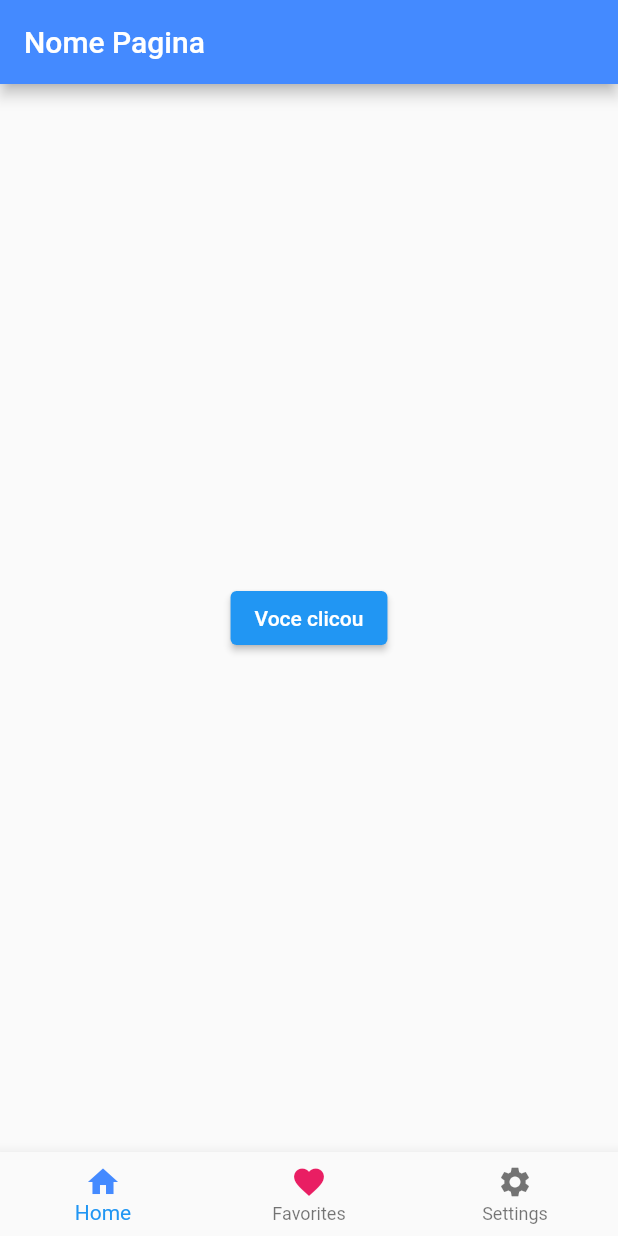
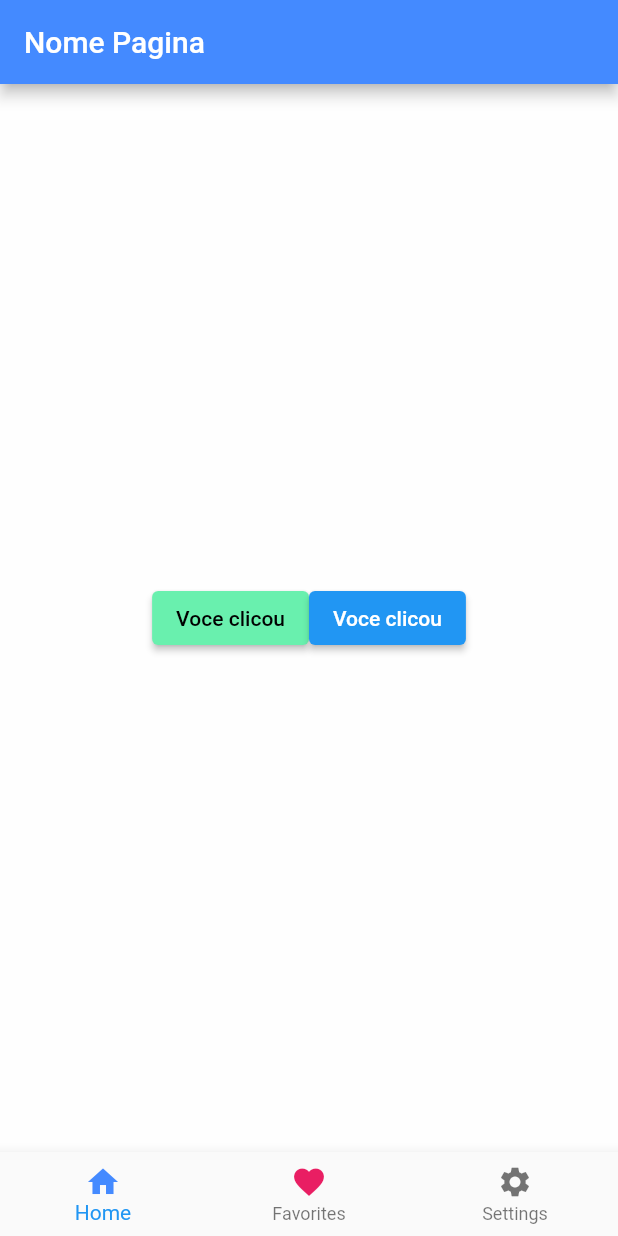
Before and after one commit to Moraes-Bruno/dart, a Flutter app: the screen it shows after launch, after a tap on "Click", on a phone screen of 412 x 824 dp. Run offline on Flutter 3.47's test engine with Material 2 defaults, Android fonts, the phone set to English and light mode, and no system bars.

Commit message:
alterado main.dart

```diff
--- a/estudo/flutter_basics/lib/main.dart
+++ b/estudo/flutter_basics/lib/main.dart
@@ -15,6 +15,7 @@ class MyApp extends StatefulWidget {
 
 class _MyAppState extends State<MyApp> {
   String btnName = "Click";
+  int currentIndex = 0;
 
   @override
   Widget build(BuildContext context) {
@@ -33,14 +34,38 @@ class _MyAppState extends State<MyApp> {
         ),
         //Adiciona um botão centralizado na pagina
         body: Center(
-          child: ElevatedButton(
+          child: currentIndex == 0 ? Container(
+            //infimity:Faz com que a largura seja a largura maxima da tela
+            width: double.infinity,
+            height: double.infinity,
+            color: Colors.white70,
+            child: Row(
+              mainAxisAlignment: MainAxisAlignment.center,
+              crossAxisAlignment: CrossAxisAlignment.center,
+              children: [
+                ElevatedButton(
+                    style:ElevatedButton.styleFrom(
+                      foregroundColor: const Color.fromARGB(255, 0, 0, 0),
+                      backgroundColor: Colors.greenAccent
+                    ),
                     onPressed: () {
-                //"Diz" para o flutter que o conteudo exibido sera alterado e para que o mesmo sera alterado
+                      //"Diz" para o flutter que o conteudo exibido sera alterado
                       setState(() {
                         btnName = 'Voce clicou';
                       });
                     },
                     child: Text(btnName)),
+                ElevatedButton(
+                    onPressed: () {
+                      //"Diz" para o flutter que o conteudo exibido sera alterado
+                      setState(() {
+                        btnName = 'Voce clicou';
+                      });
+                    },
+                    child: Text(btnName))
+              ],
+            ),
+          ): Image.asset('images/city.png'),
         ),
         //Adicioa botoes de navegação na parte inferior(bottom) da pa
         bottomNavigationBar: BottomNavigationBar(
@@ -59,6 +84,12 @@ class _MyAppState extends State<MyApp> {
             BottomNavigationBarItem(
                 label: 'Settings', icon: Icon(Icons.settings))
           ],
+          currentIndex: currentIndex,
+          onTap: (int index) {
+            setState(() {
+              currentIndex = index;
+            });
+          },
         ),
       ),
     );
--- a/estudo/flutter_basics/pubspec.yaml
+++ b/estudo/flutter_basics/pubspec.yaml
@@ -59,8 +59,8 @@ flutter:
   uses-material-design: true
 
   # To add assets to your application, add an assets section, like this:
-  # assets:
-  #   - images/a_dot_burr.jpeg
+  assets:
+     - images/
   #   - images/a_dot_ham.jpeg
 
   # An image asset can refer to one or more resolution-specific "variants", see
```
Also changed, not shown: estudo/flutter_basics/images/city.jpg (added), 1 other file. Lines whose indentation alone changed are shown as unchanged.
